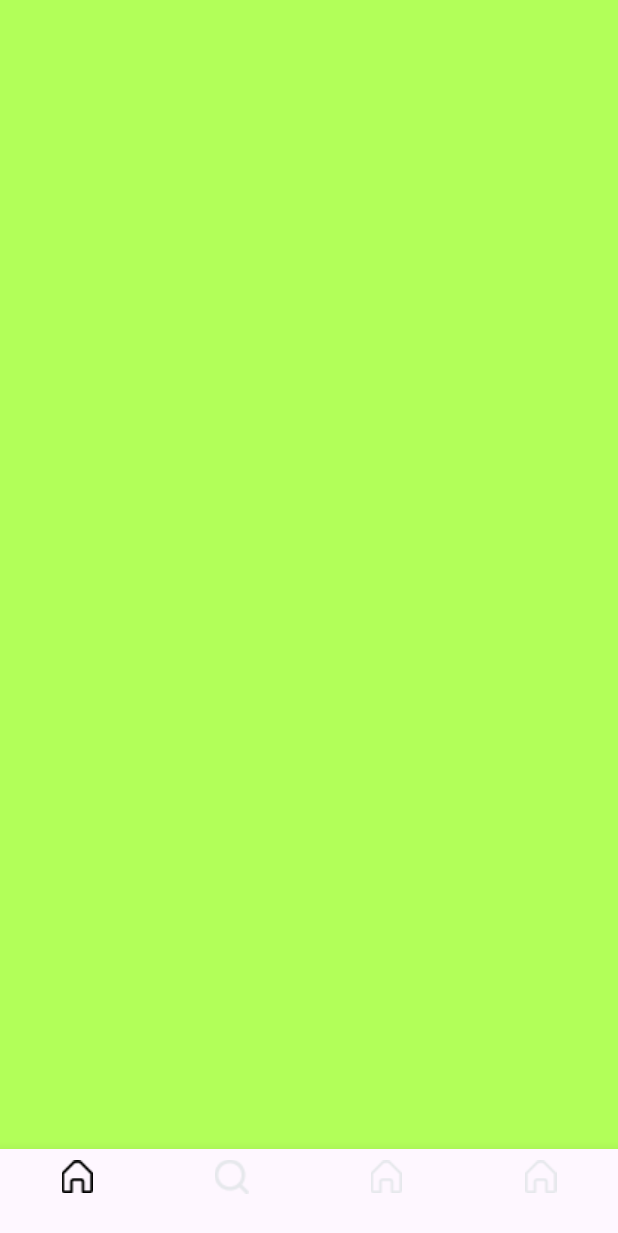
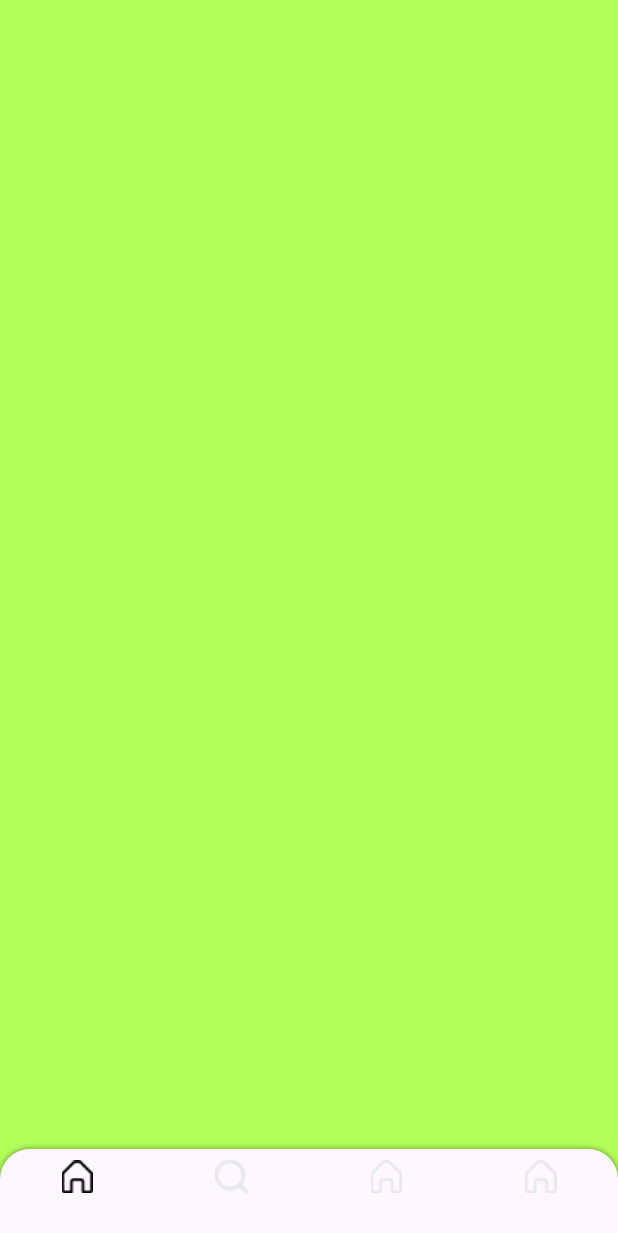
Before and after one commit to SayuNirappel/flux_store, a Flutter app: the BottomNavbarScreen screen opened directly, on a phone screen of 412 x 824 dp. Shown: the top 1233 px of the screen. Run offline on Flutter 3.47's test engine with Material 3 defaults, Android fonts, the phone set to English and light mode, and no system bars.

Commit message:
bnavbar updated but need verification

```diff
--- a/lib/view/bottom_navbar_screen/bottom_navbar_screen.dart
+++ b/lib/view/bottom_navbar_screen/bottom_navbar_screen.dart
@@ -11,31 +11,61 @@ class BottomNavbarScreen extends StatefulWidget {
 }
 
 class _BottomNavbarScreenState extends State<BottomNavbarScreen> {
+  int selectedIndex = 0;
   @override
   Widget build(BuildContext context) {
     return Scaffold(
+      extendBody: true,
       body: Container(
         color: Colors.lightGreenAccent,
       ),
-      bottomNavigationBar:
-          BottomNavigationBar(type: BottomNavigationBarType.fixed, items: [
+      bottomNavigationBar: Container(
+        decoration: BoxDecoration(
+          borderRadius: BorderRadius.only(
+              topRight: Radius.circular(20), topLeft: Radius.circular(20)),
+          boxShadow: [
+            BoxShadow(color: Colors.black45, blurRadius: 3),
+          ],
+        ),
+        child: ClipRRect(
+          borderRadius: BorderRadius.only(
+            topLeft: Radius.circular(20),
+            topRight: Radius.circular(20),
+          ),
+          child: BottomNavigationBar(
+            onTap: (value) {
+              setState(() {
+                selectedIndex = value;
+              });
+            },
+            currentIndex: selectedIndex,
+            type: BottomNavigationBarType.fixed,
+            items: [
               BottomNavigationBarItem(
                 icon: Image.asset(ImageConstants.inactivehomeIcon),
                 activeIcon: Image.asset(ImageConstants.activehomeIcon),
-            label: ""),
+                label: "",
+              ),
               BottomNavigationBarItem(
                 icon: Image.asset(ImageConstants.inactivesearchIcon),
                 activeIcon: Image.asset(ImageConstants.activesearchIcon),
-            label: ""),
+                label: "",
+              ),
               BottomNavigationBarItem(
                 icon: Image.asset(ImageConstants.inactivehomeIcon),
                 activeIcon: Image.asset(ImageConstants.activehomeIcon),
-            label: ""),
+                label: "",
+              ),
               BottomNavigationBarItem(
                 icon: Image.asset(ImageConstants.inactivehomeIcon),
                 activeIcon: Image.asset(ImageConstants.activehomeIcon),
-            label: "")
-      ]),
+                label: "",
+              ),
+            ],
+          ),
+        ),
+      ),
     );
+    //
   }
 }
```
Lines whose indentation alone changed are shown as unchanged.
